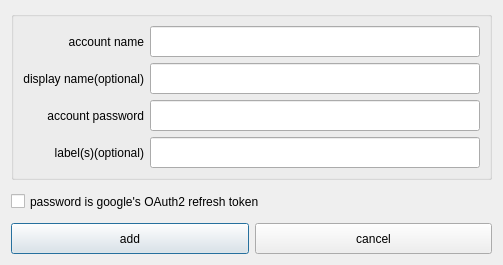
The window that src/addaccount.ui (mhogomchungu/qCheckGMail) describes before a commit, drawn with Qt 5.
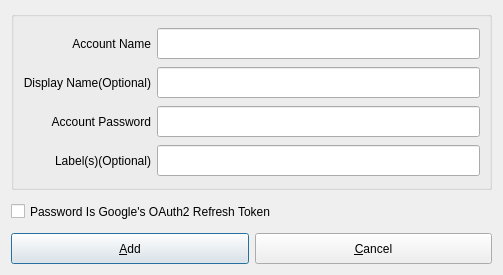
The same window after the commit.

```diff
--- a/src/addaccount.ui
+++ b/src/addaccount.ui
@@ -10,7 +10,7 @@
     <x>0</x>
     <y>0</y>
     <width>503</width>
-    <height>231</height>
+    <height>275</height>
    </rect>
   </property>
   <property name="windowTitle">
@@ -32,7 +32,7 @@
          </size>
         </property>
         <property name="text">
-         <string>account name</string>
+         <string>Account Name</string>
         </property>
         <property name="alignment">
          <set>Qt::AlignRight|Qt::AlignTrailing|Qt::AlignVCenter</set>
@@ -65,7 +65,7 @@
          </size>
         </property>
         <property name="text">
-         <string>display name(optional)</string>
+         <string>Display Name(Optional)</string>
         </property>
         <property name="alignment">
          <set>Qt::AlignRight|Qt::AlignTrailing|Qt::AlignVCenter</set>
@@ -94,7 +94,7 @@
          </size>
         </property>
         <property name="text">
-         <string>account password</string>
+         <string>Account Password</string>
         </property>
         <property name="alignment">
          <set>Qt::AlignRight|Qt::AlignTrailing|Qt::AlignVCenter</set>
@@ -126,7 +126,7 @@
          </size>
         </property>
         <property name="text">
-         <string>label(s)(optional)</string>
+         <string>Label(s)(Optional)</string>
         </property>
         <property name="alignment">
          <set>Qt::AlignRight|Qt::AlignTrailing|Qt::AlignVCenter</set>
@@ -161,7 +161,7 @@
       </size>
      </property>
      <property name="text">
-      <string>password is google's OAuth2 refresh token</string>
+      <string>Password Is Google's OAuth2 Refresh Token</string>
      </property>
     </widget>
    </item>
@@ -174,7 +174,7 @@
       </size>
      </property>
      <property name="text">
-      <string>add</string>
+      <string>&amp;Add</string>
      </property>
     </widget>
    </item>
@@ -187,7 +187,7 @@
       </size>
      </property>
      <property name="text">
-      <string>cancel</string>
+      <string>&amp;Cancel</string>
      </property>
     </widget>
    </item>
```
Left out of the diff: 4 changed lines with no effect on the pictures.
